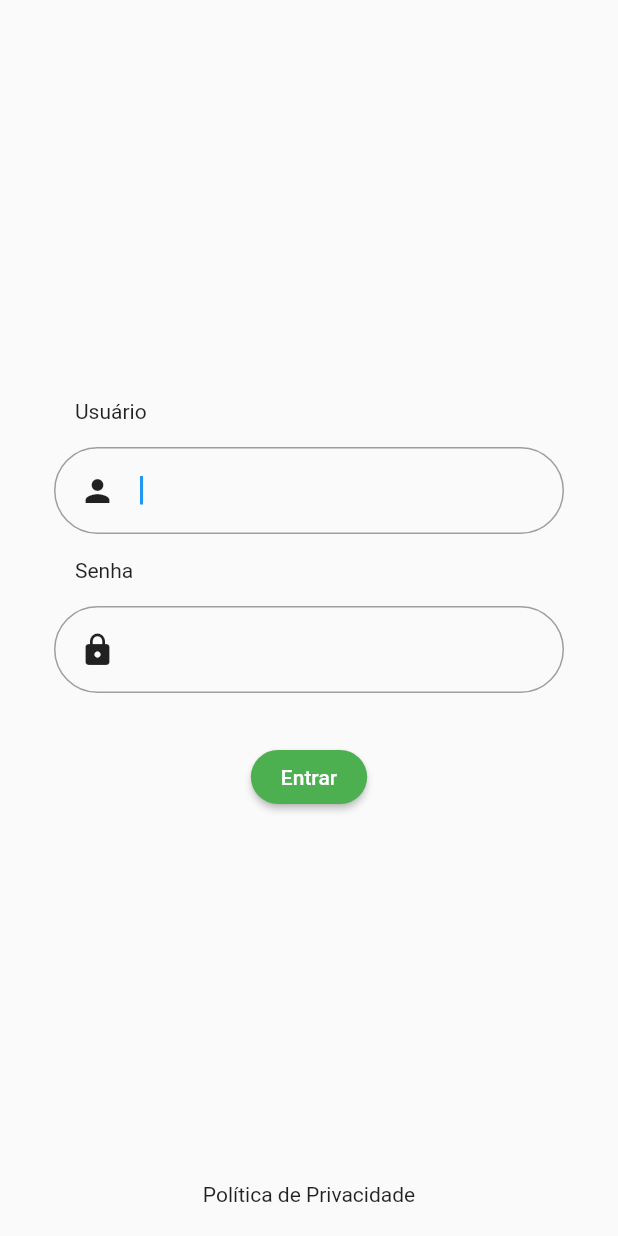
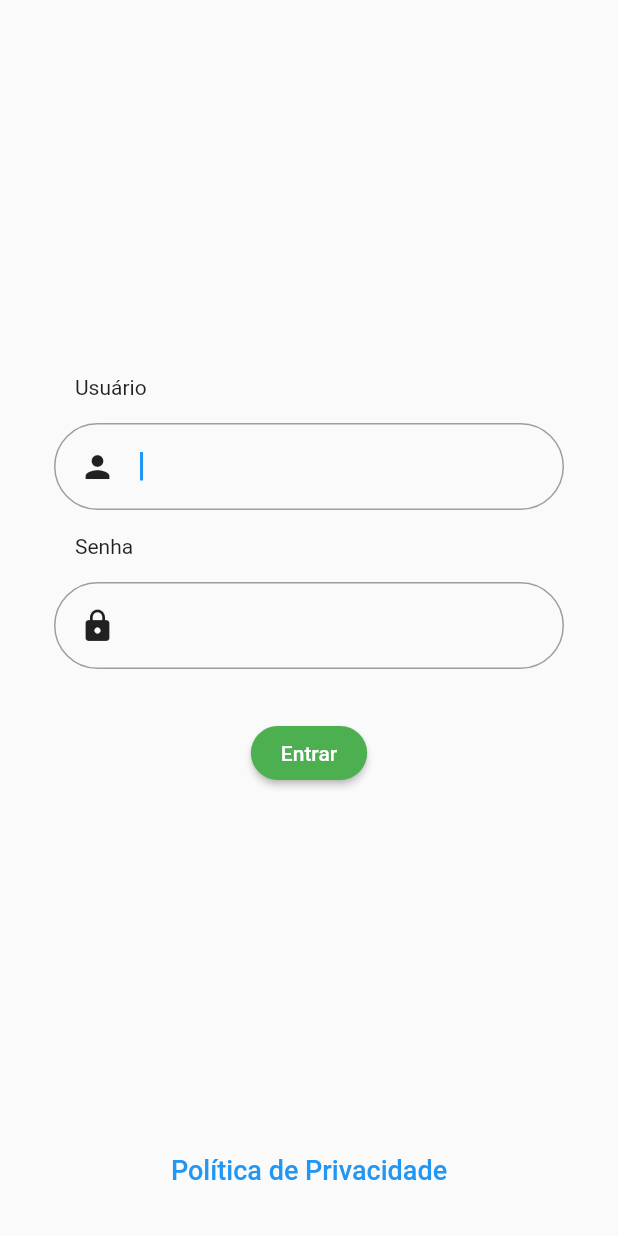
Before and after one commit to e-medeiros1/prova_flutter, a Flutter app: the screen it shows after launch, after a tap on "Política de Privacidade", on a phone screen of 412 x 824 dp. Run offline on Flutter 3.47's test engine with Material 2 defaults, Android fonts, the phone set to English and light mode, and no system bars; our stand-ins replace flutter_mobx, mobx; missing offline and left inert: validatorless; generated files the repository leaves out were written again.

```diff
--- /dev/null
+++ b/lib/app/controller/url_store.dart
@@ -0,0 +1,24 @@
+import 'package:mobx/mobx.dart';
+import 'package:url_launcher/url_launcher.dart';
+
+part 'url_store.g.dart';
+
+class UrlStore = UrlStoreBase with _$UrlStore;
+
+abstract class UrlStoreBase with Store {
+  @observable
+  var toPrivacyPolicy = Uri(
+      scheme: 'https',
+      host: 'www.gov.br',
+      path: '/mdh/pt-br/acesso-a-informacao/politica-de-privacidade');
+
+  @action
+  Future<void> launchInWeb(var url) async {
+    if (!await launchUrl(
+      Uri.parse(url.toString()),
+      mode: LaunchMode.externalApplication,
+    )) {
+      throw 'Não foi possível acessar: $url';
+    }
+  }
+}
--- a/lib/app/pages/login/login_page.dart
+++ b/lib/app/pages/login/login_page.dart
@@ -1,4 +1,6 @@
 import 'package:flutter/material.dart';
+import 'package:flutter_mobx/flutter_mobx.dart';
+import 'package:prova_flutter/app/controller/url_store.dart';
 import 'package:prova_flutter/app/pages/login/components/custom_button.dart';
 import 'package:prova_flutter/app/pages/login/components/custom_field.dart';
 import 'package:validatorless/validatorless.dart';
@@ -16,6 +18,7 @@ class _LoginPageState extends State<LoginPage> {
   final _senhaController = TextEditingController();
   final _formKey = GlobalKey<FormState>();
   final RegExp _myRegex = RegExp(r'^[a-zA-Z]+$');
+  final urlStore = UrlStore();
 
   @override
   void dispose() {
@@ -28,6 +31,7 @@ class _LoginPageState extends State<LoginPage> {
   Widget build(BuildContext context) {
     return SafeArea(
       child: Scaffold(
+
         body: Container(
           padding: const EdgeInsets.all(20),
           child: Form(
@@ -70,10 +74,18 @@ class _LoginPageState extends State<LoginPage> {
                 const SizedBox(height: 16),
                 CustomButton(onPressed: () {}, child: const Text('Entrar')),
                 const Spacer(),
-                InkWell(
-                    onTap: () {},
-                    child:
-                        const Center(child: Text('Política de Privacidade'))),
+                Observer(builder: (_) {
+                  return TextButton(
+                      onPressed: () {
+                        urlStore.launchInWeb(urlStore.toPrivacyPolicy);
+                      },
+                      child: const Center(
+                        child: Text(
+                          'Política de Privacidade',
+                          style: TextStyle(fontSize: 18),
+                        ),
+                      ));
+                })
               ],
             ),
           ),
--- a/pubspec.yaml
+++ b/pubspec.yaml
@@ -39,11 +39,13 @@ dependencies:
   mobx: ^2.2.1
   flutter_mobx: ^2.1.1
   url_launcher: ^6.2.1
-  build_runner: ^2.4.6
+
 
 dev_dependencies:
   flutter_test:
     sdk: flutter
+  build_runner: ^2.4.6
+  mobx_codegen:
 
   # The "flutter_lints" package below contains a set of recommended lints to
   # encourage good coding practices. The lint set provided by the package is
```
Also changed, not shown: lib/app/controller/url_store.g.dart (added), pubspec.lock.
